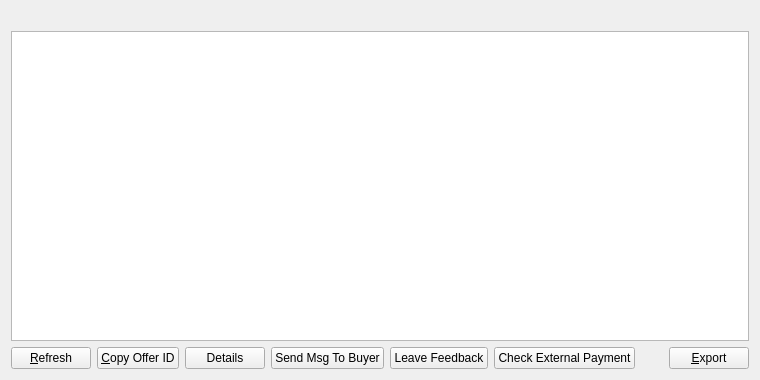
Qt form src/qt/forms/myacceptedofferlistpage.ui (greggdourgarian/syscoin2) before a commit.
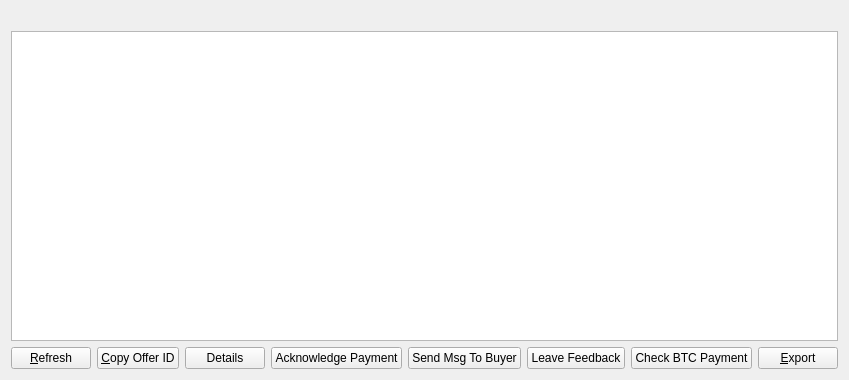
The same form after that commit.

Commit message: fix escrow ack check

```diff
--- a/src/qt/forms/myacceptedofferlistpage.ui
+++ b/src/qt/forms/myacceptedofferlistpage.ui
@@ -6,7 +6,7 @@
    <rect>
     <x>0</x>
     <y>0</y>
-    <width>760</width>
+    <width>784</width>
     <height>380</height>
    </rect>
   </property>
@@ -90,6 +90,13 @@
        </property>
       </widget>
      </item>
+     <item>
+      <widget class="QPushButton" name="ackButton">
+       <property name="text">
+        <string>Acknowledge Payment</string>
+       </property>
+      </widget>
+     </item>
      <item>
       <widget class="QPushButton" name="messageButton">
        <property name="toolTip">
@@ -113,7 +120,7 @@
         <string>Check payment for this offer from an external blockchain</string>
        </property>
        <property name="text">
-        <string>Check External Payment</string>
+        <string>Check BTC Payment</string>
        </property>
       </widget>
      </item>
```
Left out of the diff: 4 changed lines with no effect on the pictures. The commit also changes 3 other files.
